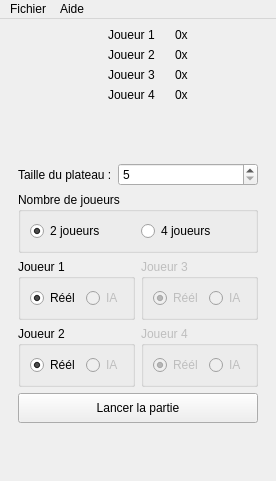
This is Quoridor.ui in Ioni14/quoridor as Qt 5 draws it before an edit. The edited form follows.
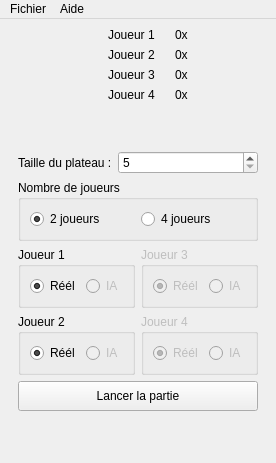
This is the edited form. Icons and pictures are not drawn.

```diff
--- a/Quoridor.ui
+++ b/Quoridor.ui
@@ -7,7 +7,7 @@
     <x>0</x>
     <y>0</y>
     <width>274</width>
-    <height>481</height>
+    <height>463</height>
    </rect>
   </property>
   <property name="windowTitle">
```
Left out of the diff: 30 changed lines with no effect on the pictures.
